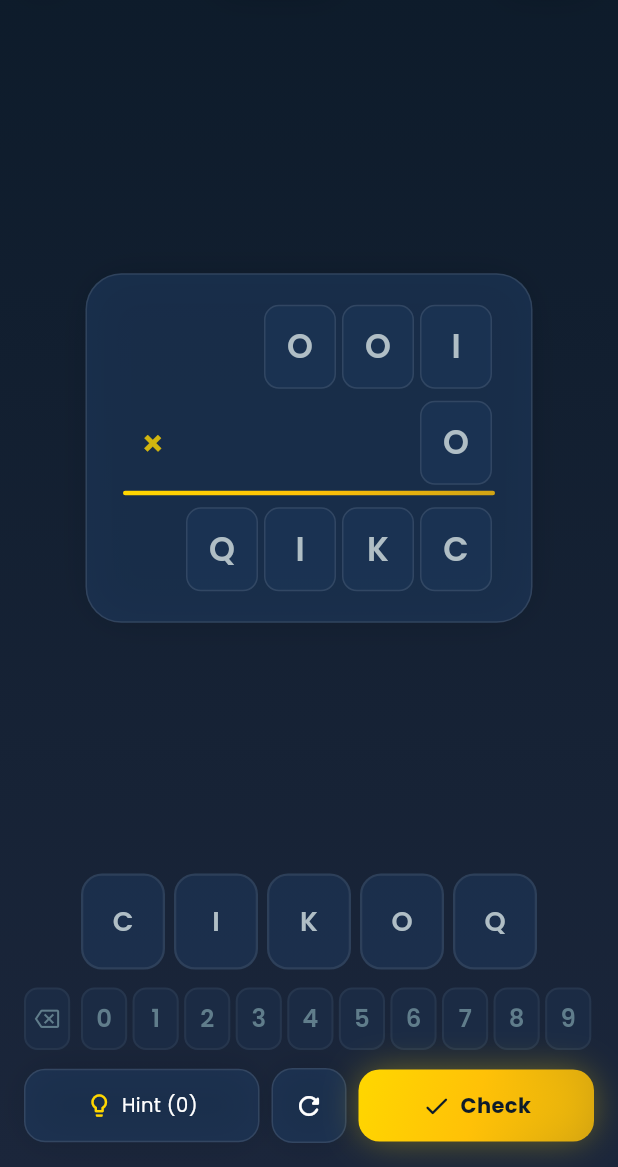
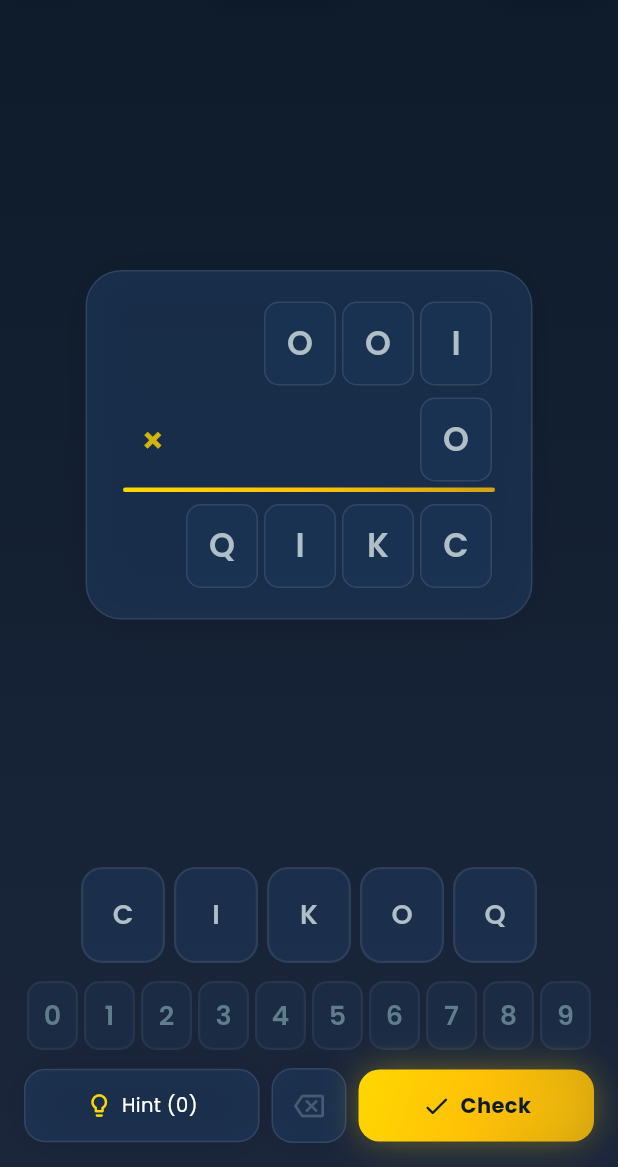
Before and after one commit to imamsatya/cryptiq, a Flutter app: the DailyChallengeScreen screen opened by its route, on a phone screen of 412 x 824 dp, the part 69-1236 px from its top. Run offline on Flutter 3.47's test engine with Material 3 defaults, Android fonts, the phone set to English and light mode, and no system bars; our stand-ins replace audioplayers, confetti, equatable, flutter_local_notifications, flutter_riverpod, go_router and 7 more; missing offline and left inert: in_app_update; accounts and stored records are empty.

Commit message:
feat: replace restart button with eraser button in action bar (option A UI/UX)

```diff
--- a/lib/presentation/screens/daily_challenge_screen.dart
+++ b/lib/presentation/screens/daily_challenge_screen.dart
@@ -173,14 +173,6 @@ class DailyChallengeScreen extends ConsumerWidget {
                       AudioService.instance.playTap();
                       HapticFeedback.selectionClick();
                     },
-                    onClearTap: () {
-                      final selected = gameState.selectedLetter;
-                      if (selected != null) {
-                        ref.read(dailyGameStateProvider.notifier).clearLetter(selected);
-                        AudioService.instance.playTap();
-                        HapticFeedback.selectionClick();
-                      }
-                    },
                     onDigitLongPress: (digit) {
                       final entry = gameState.assignments.entries
                           .where((e) => e.value == digit)
@@ -235,17 +227,26 @@ class DailyChallengeScreen extends ConsumerWidget {
                         ),
                       ),
                       const SizedBox(width: 8),
-                      // Clear button
+                      // Clear (Eraser) button
                       GestureDetector(
-                        onTap: () {
-                          ref.read(dailyGameStateProvider.notifier).clearAll();
-                          HapticFeedback.lightImpact();
-                        },
+                        onTap: (gameState.isComplete || gameState.selectedLetter == null)
+                            ? null
+                            : () {
+                                final selected = gameState.selectedLetter;
+                                if (selected != null) {
+                                  ref.read(dailyGameStateProvider.notifier).clearLetter(selected);
+                                  AudioService.instance.playTap();
+                                  HapticFeedback.lightImpact();
+                                }
+                              },
                         child: Container(
                           padding: const EdgeInsets.all(14),
                           decoration: AppTheme.glassDecoration(borderRadius: 14),
-                          child: const Icon(Icons.refresh_rounded,
-                              color: Colors.white, size: 20),
+                          child: Icon(Icons.backspace_outlined,
+                              color: (gameState.isComplete || gameState.selectedLetter == null)
+                                  ? AppTheme.textSecondary.withValues(alpha: 0.3)
+                                  : Colors.redAccent.withValues(alpha: 0.8),
+                              size: 20),
                         ),
                       ),
                       const SizedBox(width: 8),
--- a/lib/presentation/widgets/number_pad.dart
+++ b/lib/presentation/widgets/number_pad.dart
@@ -6,14 +6,12 @@ class NumberPad extends StatelessWidget {
   final Set<int> usedDigits;
   final Function(int) onDigitTap;
   final Function(int)? onDigitLongPress;
-  final VoidCallback? onClearTap;
   final bool enabled;
 
   const NumberPad({
     super.key,
     required this.usedDigits,
     required this.onDigitTap,
-    this.onClearTap,
     this.onDigitLongPress,
     this.enabled = true,
   });
@@ -26,38 +24,7 @@ class NumberPad extends StatelessWidget {
         fit: BoxFit.scaleDown,
         child: Row(
         mainAxisAlignment: MainAxisAlignment.center,
-        children: [
-          // Clear button
-          if (onClearTap != null)
-            GestureDetector(
-              onTap: enabled ? onClearTap : null,
-              child: AnimatedContainer(
-                duration: const Duration(milliseconds: 150),
-                width: 34,
-                height: 46,
-                margin: const EdgeInsets.only(right: 6),
-                decoration: BoxDecoration(
-                  color: enabled
-                      ? AppTheme.surfaceLight.withValues(alpha: 0.5)
-                      : AppTheme.surfaceColor.withValues(alpha: 0.3),
-                  borderRadius: BorderRadius.circular(10),
-                  border: Border.all(
-                    color: enabled
-                        ? Colors.redAccent.withValues(alpha: 0.3)
-                        : Colors.white.withValues(alpha: 0.05),
-                    width: 1.5,
-                  ),
-                ),
-                child: Center(
-                  child: Icon(
-                    Icons.backspace_outlined,
-                    size: 18,
-                    color: enabled ? Colors.redAccent.withValues(alpha: 0.8) : AppTheme.textMuted,
-                  ),
-                ),
-              ),
-            ),
-          ...List.generate(10, (index) {
+        children: List.generate(10, (index) {
             final isUsed = usedDigits.contains(index);
 
             return GestureDetector(
@@ -101,7 +68,6 @@ class NumberPad extends StatelessWidget {
               ),
             );
           }),
-        ],
       ),
     ));
   }
```
Also changed, not shown: lib/presentation/screens/game_screen.dart (+13 -16 lines), lib/presentation/screens/multiplayer_game_screen.dart (+22 -9 lines).
